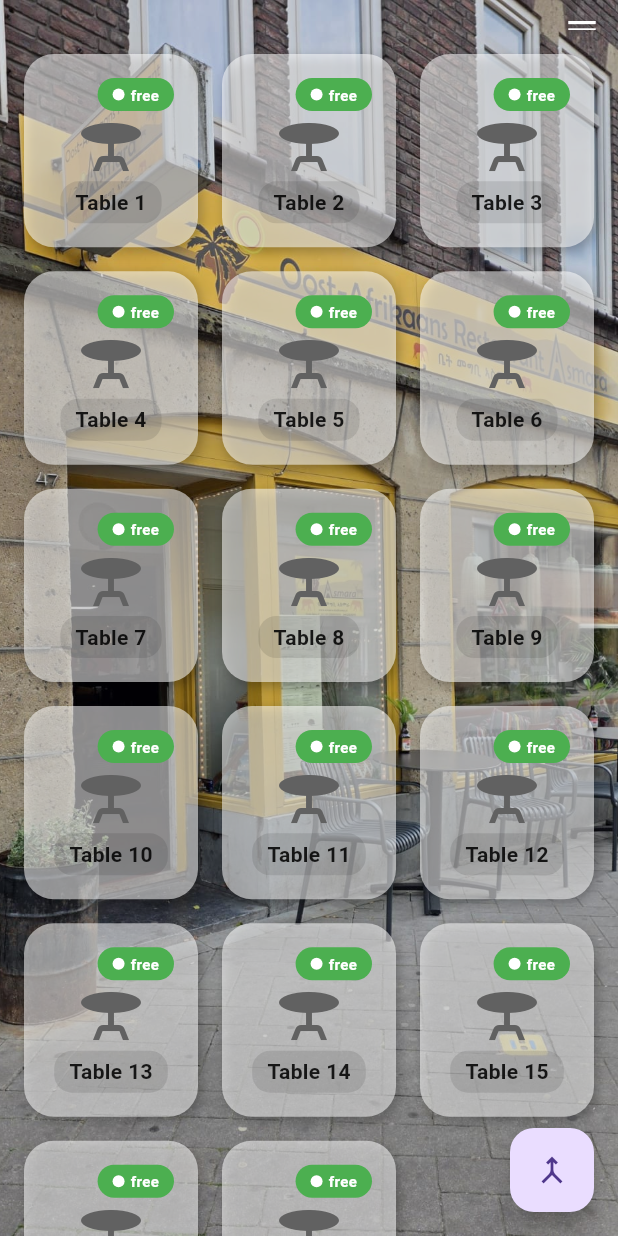
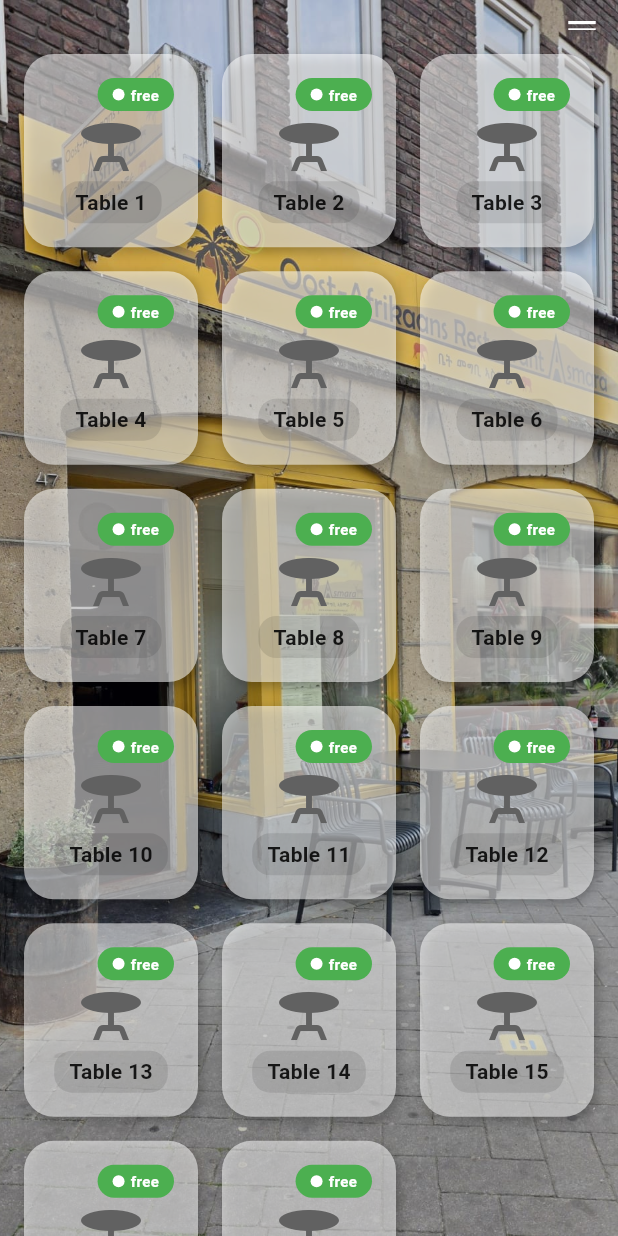
Before and after one commit to Arifkhannn/Asmara_resturant, a Flutter app: the screen it shows after launch, on a phone screen of 412 x 824 dp. Run offline on Flutter 3.47's test engine with Material 3 defaults, Android fonts, the phone set to English and light mode, and no system bars; our stand-ins replace bloc, flutter_bloc; missing offline and left inert: pusher_channels_flutter.

Commit message:
second commit

```diff
--- a/lib/features/tables/presentation/table_screen.dart
+++ b/lib/features/tables/presentation/table_screen.dart
@@ -1,11 +1,9 @@
 import 'package:asmara_dine/features/menu/logic/event_bloc.dart';
 import 'package:asmara_dine/features/menu/logic/event_menu.dart';
 import 'package:asmara_dine/features/menu/presentation/menu_screen.dart';
-import 'package:asmara_dine/features/tables/logic/merge_table_bloc.dart';
 import 'package:asmara_dine/features/tables/logic/table_bloc.dart';
 import 'package:asmara_dine/features/tables/logic/table_state.dart';
 import 'package:asmara_dine/features/tables/models/table_model.dart';
-import 'package:asmara_dine/features/tables/widgets/merged_table_card.dart';
 import 'package:flutter/material.dart';
 import 'package:flutter_bloc/flutter_bloc.dart';
 
@@ -15,13 +13,6 @@ class TablesPage extends StatelessWidget {
   @override
   Widget build(BuildContext context) {
     return Scaffold(
-      floatingActionButton: FloatingActionButton(
-  child: const Icon(Icons.merge),
-  onPressed: () {
-    context.read<MergedTableBloc>().add(MergeTables([7, 8]));
-  },
-),
-
       extendBodyBehindAppBar: true,
       appBar: PreferredSize(
         preferredSize: const Size.fromHeight(20), // <-- reduce height here
@@ -49,7 +40,6 @@ class TablesPage extends StatelessWidget {
           ],
         ),
       ),
-
       body: Stack(
         children: [
           // Background image with opacity
@@ -65,12 +55,9 @@ class TablesPage extends StatelessWidget {
               ),
             ),
           ),
-
           // Foreground content
           SafeArea(
-            child:BlocBuilder<MergedTableBloc, MergedTableState>(
-  builder: (context, mergedState) {
-    return BlocBuilder<TableBloc, TableState>(
+            child: BlocBuilder<TableBloc, TableState>(
               builder: (context, state) {
                 if (state.isLoading) {
                   return const Center(child: CircularProgressIndicator());
@@ -80,37 +67,22 @@ class TablesPage extends StatelessWidget {
                 final isTablet = size.width > 600;
                 final crossAxisCount = isTablet ? (size.width ~/ 200).clamp(3, 6) : 3;
 
-        // 🧩 Collect merged IDs
-        final mergedIds =
-            mergedState.mergedTables.expand((m) => m.tableIds).toSet();
-
-        // Build merged tiles
-        final mergedTiles = mergedState.mergedTables.map((m) {
-          return MergedTableCard(mergedTable: m);
-        }).toList();
-
-        // Build normal tiles (excluding merged)
-        final singleTables = state.tables
-            .where((t) => !mergedIds.contains(t.id))
-            .map((t) => _TableCard(table: t, tableId: t.id))
-            .toList();
-
-        return GridView.count(
+                return GridView.builder(
                   padding: const EdgeInsets.all(16),
+                  gridDelegate: SliverGridDelegateWithFixedCrossAxisCount(
                     crossAxisCount: crossAxisCount,
                     crossAxisSpacing: 16,
                     mainAxisSpacing: 16,
                     childAspectRatio: isTablet ? 1.2 : 0.9,
-          children: [
-            ...mergedTiles,
-            ...singleTables,
-          ],
-        );
+                  ),
+                  itemCount: state.tables.length,
+                  itemBuilder: (context, index) {
+                    final table = state.tables[index];
+                    return _TableCard(table: table, tableId: table.id);
                   },
                 );
               },
             ),
-
           ),
         ],
       ),
@@ -121,7 +93,8 @@ class TablesPage extends StatelessWidget {
 class _TableCard extends StatelessWidget {
   final TableModel table;
   final tableId;
-  const _TableCard({required this.table,required this.tableId});
+
+  const _TableCard({required this.table, required this.tableId});
 
   @override
   Widget build(BuildContext context) {
@@ -134,7 +107,7 @@ class _TableCard extends StatelessWidget {
           MaterialPageRoute(
             builder: (_) => BlocProvider(
               create: (_) => MenuBloc(table.id)..add(LoadMenu()),
-      child: MenuScreen(tableNo:  table.id),
+              child: MenuScreen(tableNo: table.id),
             ),
           ),
         );
@@ -230,14 +203,14 @@ class _TableCard extends StatelessWidget {
 class _StatusDot extends StatefulWidget {
   final Color color;
   final bool isOccupied;
+
   const _StatusDot({required this.color, this.isOccupied = false});
 
   @override
   State<_StatusDot> createState() => _StatusDotState();
 }
 
-class _StatusDotState extends State<_StatusDot>
-    with SingleTickerProviderStateMixin {
+class _StatusDotState extends State<_StatusDot> with SingleTickerProviderStateMixin {
   late AnimationController _controller;
   late Animation<double> _opacity;
 
```
Lines whose indentation alone changed are shown as unchanged.
